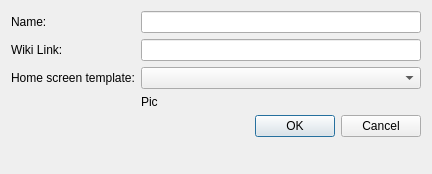
Above: ui/AddGroupDialog.ui from dmzdev/stance before the change. Below: the same form after it.
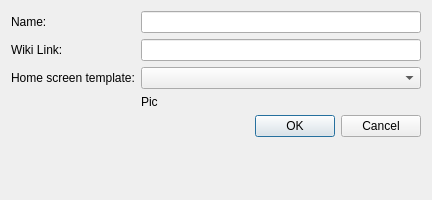
That is the form after the change.

The edit to the form file:
```diff
--- a/ui/AddGroupDialog.ui
+++ b/ui/AddGroupDialog.ui
@@ -7,7 +7,7 @@
     <x>0</x>
     <y>0</y>
     <width>432</width>
-    <height>174</height>
+    <height>200</height>
    </rect>
   </property>
   <property name="windowTitle">
```
Left out of the diff: 20 changed lines with no effect on the pictures.
